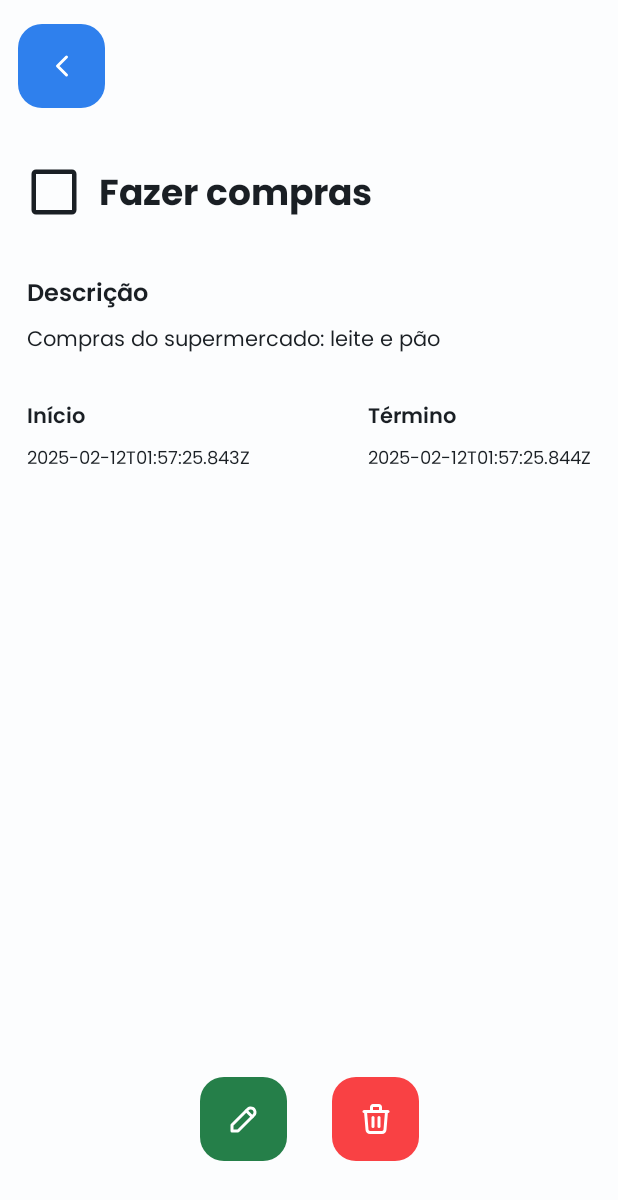
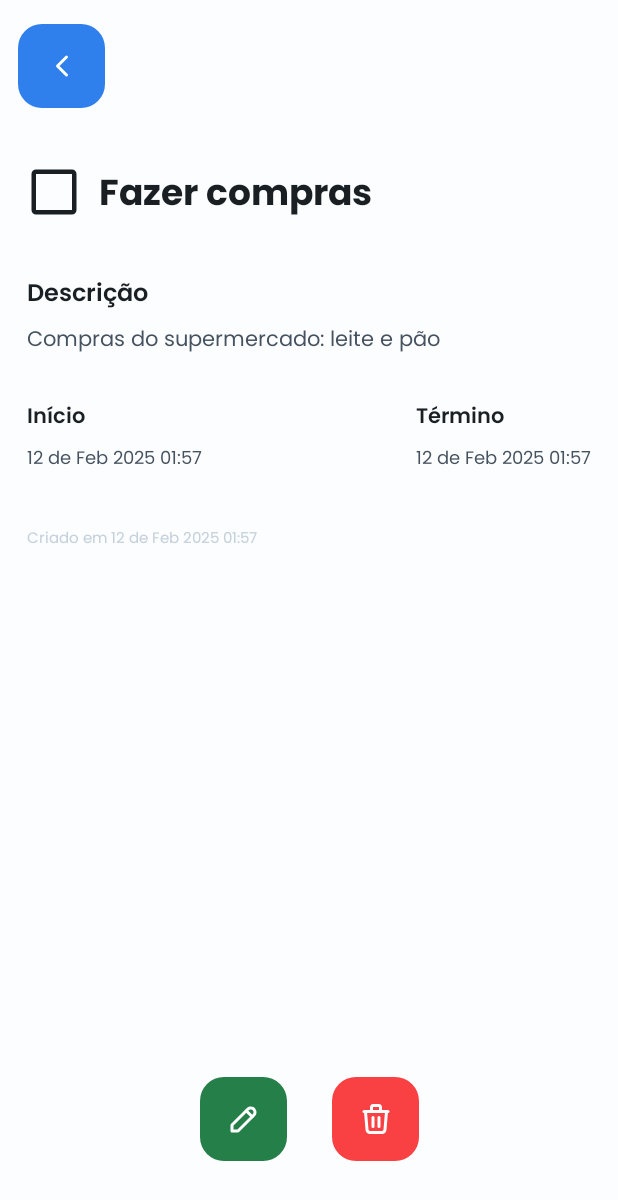
Before and after one commit to matheusjuan1/todolist-android, an Android app built with Jetpack Compose: the @Preview function TaskDetailScreenPreview, on a phone screen of 412 x 824 dp. Shown: the top 1200 px of the screen. Run offline under Robolectric (Android 15) with nearby library versions, the phone set to English and light mode, and no system bars.

Commit message:
feat: adiciona formatação de data vinda da api

```diff
--- a/app/src/main/java/br/com/matheusjuan/todolist/ui/screens/task/TaskDetailScreen.kt
+++ b/app/src/main/java/br/com/matheusjuan/todolist/ui/screens/task/TaskDetailScreen.kt
@@ -19,6 +19,7 @@ import androidx.compose.ui.draw.scale
 import androidx.compose.ui.res.stringResource
 import androidx.compose.ui.tooling.preview.Preview
 import androidx.compose.ui.unit.dp
+import androidx.compose.ui.unit.sp
 import br.com.matheusjuan.todolist.R
 import br.com.matheusjuan.todolist.data.model.Task
 import br.com.matheusjuan.todolist.data.model.mock.mockTasks
@@ -26,10 +27,11 @@ import br.com.matheusjuan.todolist.ui.components.button.TodoButton
 import br.com.matheusjuan.todolist.ui.components.checkbox.TodoCheckbox
 import br.com.matheusjuan.todolist.ui.theme.Gray100
 import br.com.matheusjuan.todolist.ui.theme.Gray300
-import br.com.matheusjuan.todolist.ui.theme.Gray600
+import br.com.matheusjuan.todolist.ui.theme.Gray500
 import br.com.matheusjuan.todolist.ui.theme.GreenBase
 import br.com.matheusjuan.todolist.ui.theme.RedBase
 import br.com.matheusjuan.todolist.ui.theme.Typography
+import br.com.matheusjuan.todolist.ui.util.formatServiceDateTime
 
 @Composable
 fun TaskDetailScreen(
@@ -104,7 +106,7 @@ fun TaskDetail(
             Text(
                 text = task.description.ifBlank { stringResource(R.string.without_description) },
                 style = Typography.bodyMedium,
-                color = if (task.description.isBlank()) Gray300 else Gray600
+                color = if (task.description.isBlank()) Gray300 else Gray500
             )
         }
 
@@ -116,14 +118,15 @@ fun TaskDetail(
         ) {
             Column(
                 verticalArrangement = Arrangement.spacedBy(10.dp)
-            ){
+            ) {
                 Text(
                     text = stringResource(R.string.start),
                     style = Typography.titleLarge
                 )
                 Text(
-                    text = task.startAt,
-                    style = Typography.bodySmall
+                    text = task.startAt.formatServiceDateTime(),
+                    style = Typography.bodySmall,
+                    color = Gray500
 
                 )
             }
@@ -136,11 +139,19 @@ fun TaskDetail(
                     style = Typography.titleLarge
                 )
                 Text(
-                    text = task.endAt,
-                    style = Typography.bodySmall
+                    text = task.endAt.formatServiceDateTime(),
+                    style = Typography.bodySmall,
+                    color = Gray500
                 )
             }
         }
+
+        Text(
+            modifier = Modifier.padding(6.dp),
+            text = stringResource(R.string.created_at, task.createdAt.formatServiceDateTime()),
+            style = Typography.bodySmall.copy(fontSize = 10.sp),
+            color = Gray300
+        )
     }
 }
 
--- /dev/null
+++ b/app/src/main/java/br/com/matheusjuan/todolist/ui/util/ExtendedFunctions.kt
@@ -0,0 +1,27 @@
+package br.com.matheusjuan.todolist.ui.util
+
+import java.time.LocalDateTime
+import java.time.format.DateTimeFormatter
+
+
+fun String.formatServiceDateTime(): String {
+    val possibleFormats = listOf(
+        "yyyy-MM-dd'T'HH:mm:ss.SSS'Z'",
+        "yyyy-MM-dd'T'HH:mm:ss'Z'",
+        "yyyy-MM-dd HH:mm:ss"
+    )
+
+    for (format in possibleFormats) {
+        try {
+            val apiFormatter = DateTimeFormatter.ofPattern(format)
+
+            val localDateTime = LocalDateTime.parse(this, apiFormatter)
+
+            val uiFormatter = DateTimeFormatter.ofPattern("dd 'de' MMM yyyy HH:mm")
+
+            return localDateTime.format(uiFormatter)
+        } catch (_: Exception) {
+        }
+    }
+    return ""
+}
--- a/app/src/main/res/values/strings.xml
+++ b/app/src/main/res/values/strings.xml
@@ -15,4 +15,5 @@
     <string name="without_description">Sem descrição</string>
     <string name="start">Início</string>
     <string name="end">Término</string>
+    <string name="created_at">Criado em %1$s</string>
 </resources>
```
